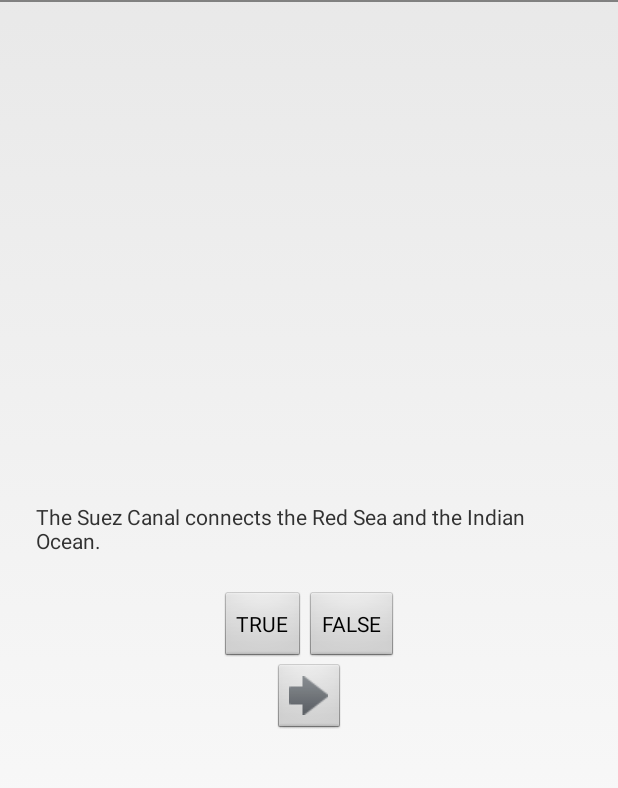
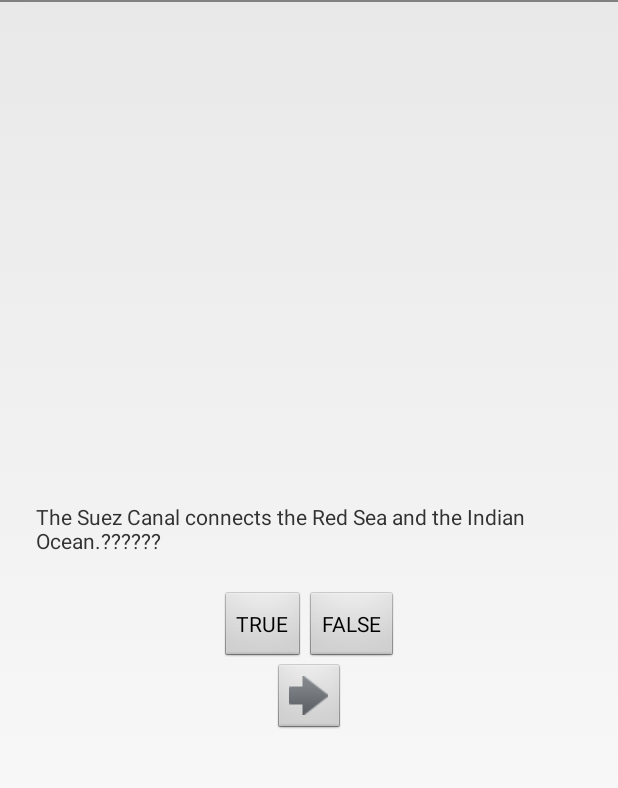
Before and after one commit to HuaQiBei/HelloWorld, an Android app: the screen it shows after launch (MainActivity), after a tap on an icon or button, on a phone screen of 412 x 824 dp, the part 36-824 px from its top. Run offline under Robolectric (Android 15) with nearby library versions, the phone set to English and light mode, and no system bars.

```diff
--- a/app/src/main/res/values/strings.xml
+++ b/app/src/main/res/values/strings.xml
@@ -7,7 +7,7 @@
     <string name="false_toast">Error!</string>
 
     <string name="question_oceans">The Pacific Ocean is larger than the Atlantic Ocean.！！！！</string>
-    <string name="question_mideast">The Suez Canal connects the Red Sea and the Indian Ocean.</string>
+    <string name="question_mideast">The Suez Canal connects the Red Sea and the Indian Ocean.??????</string>
     <string name="question_africa">The source of the Nile River is in Egypt.</string>
     <string name="question_americas">The Amazon River is the longest river in the Americas.</string>
     <string name="question_asia">Lake Baikal is the world\'s oldest and deepest freshwater lake.</string>
```
